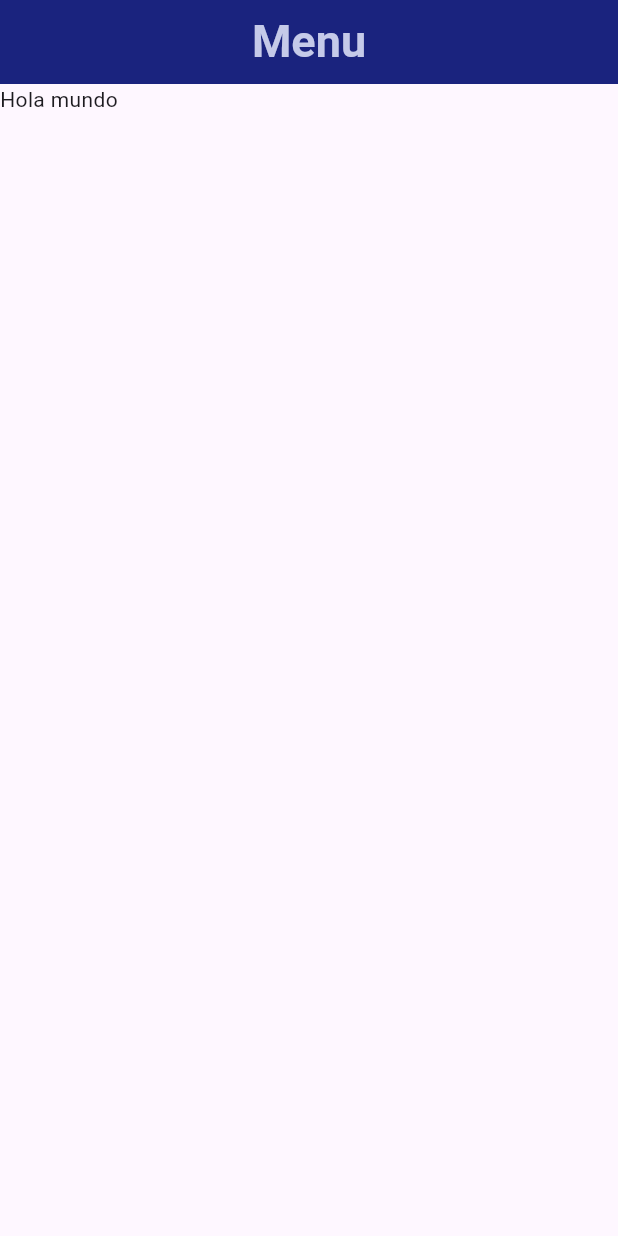
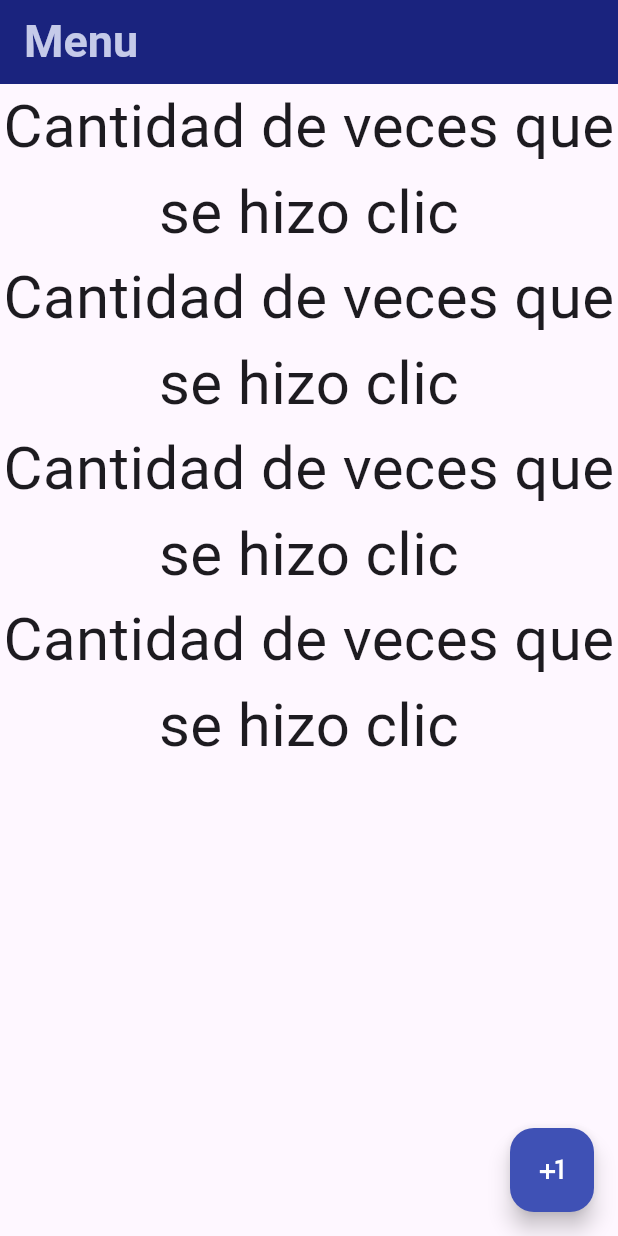
Before and after one commit to jalvarenga-unah/IS513-II-PAC-2025, a Flutter app: the screen it shows after launch, on a phone screen of 412 x 824 dp. Run offline on Flutter 3.47's test engine with Material 3 defaults, Android fonts, the phone set to English and light mode, and no system bars.

Commit message:
manejo de floatingActionButton, e introducción a columnas

```diff
--- a/intro-flutter/mi_primer_app/lib/main.dart
+++ b/intro-flutter/mi_primer_app/lib/main.dart
@@ -9,9 +9,10 @@ class MyApp extends StatelessWidget {
   Widget build(BuildContext context) {
     //retornar el Widget "Padre"
     return MaterialApp(
+      // la pantalla princial
       home: Scaffold(
         appBar: AppBar(
-          centerTitle: true,
+          // centerTitle: false,
           title: Text(
             'Menu',
             style: TextStyle(
@@ -23,7 +24,41 @@ class MyApp extends StatelessWidget {
           ),
           backgroundColor: Colors.indigo[900],
         ),
-        body: Text('Hola mundo'),
+        body: Center(
+          child: Column(
+            children: [
+              Text(
+                'Cantidad de veces que se hizo clic',
+                style: TextStyle(fontSize: 40),
+                textAlign: TextAlign.center,
+              ),
+              Text(
+                'Cantidad de veces que se hizo clic',
+                style: TextStyle(fontSize: 40),
+                textAlign: TextAlign.center,
+              ),
+              Text(
+                'Cantidad de veces que se hizo clic',
+                style: TextStyle(fontSize: 40),
+                textAlign: TextAlign.center,
+              ),
+              Text(
+                'Cantidad de veces que se hizo clic',
+                style: TextStyle(fontSize: 40),
+                textAlign: TextAlign.center,
+              ),
+            ],
+          ),
+        ),
+
+        //? floatingActionButtonLocation: FloatingActionButtonLocation.endContained,
+        floatingActionButton: FloatingActionButton(
+          backgroundColor: Colors.indigo,
+          child: Icon(Icons.plus_one, color: Colors.white),
+          onPressed: () {
+            print('Hizo clic');
+          },
+        ),
       ),
     );
   }
```
